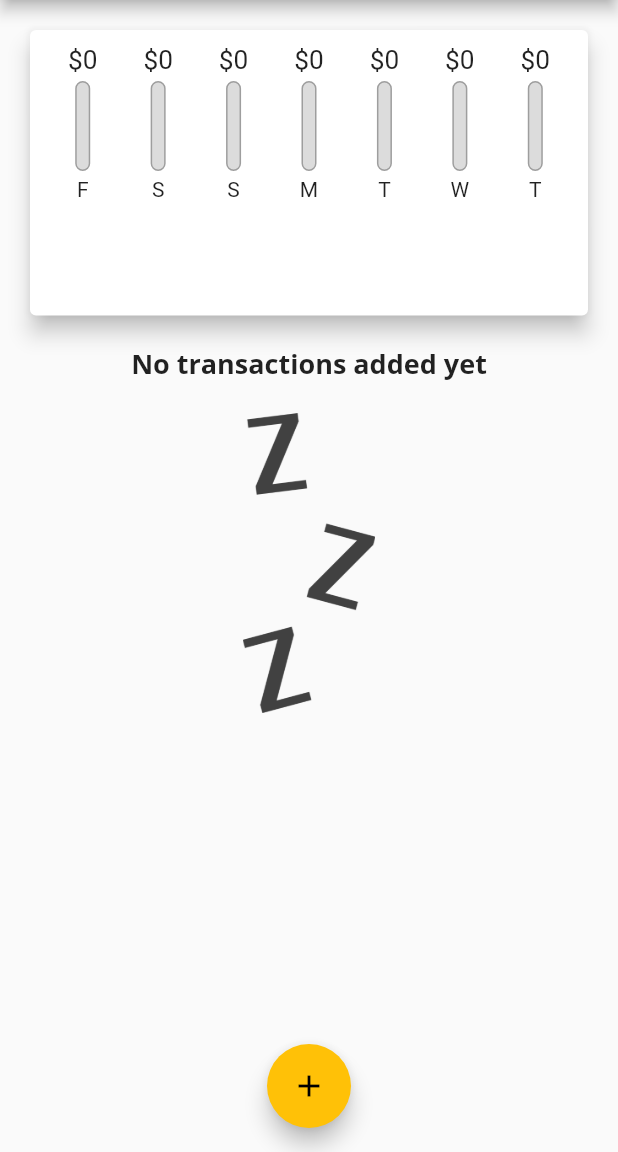
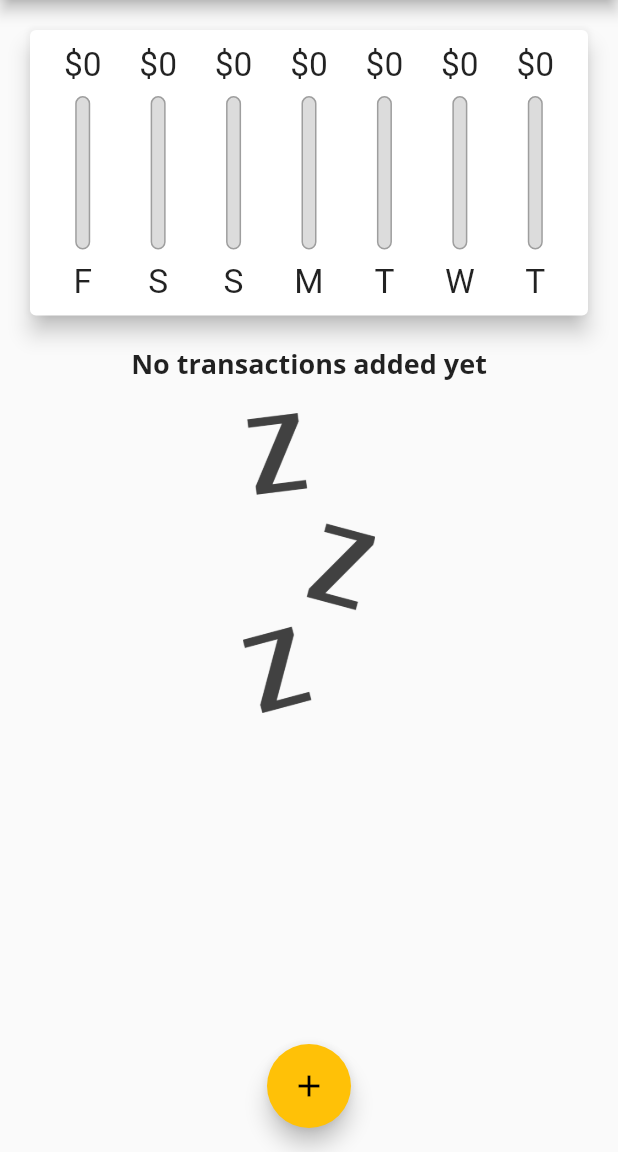
Before and after one commit to octoi/personal-expense-tracher, a Flutter app: the screen it shows after launch, on a phone screen of 412 x 824 dp, the part 84-1236 px from its top. Run offline on Flutter 3.47's test engine with Material 2 defaults, Android fonts, the phone set to English and light mode, and no system bars.

Commit message:
dynamic height

```diff
--- a/lib/widgets/chart_bar.dart
+++ b/lib/widgets/chart_bar.dart
@@ -9,17 +9,20 @@ class CartBar extends StatelessWidget {
 
   @override
   Widget build(BuildContext context) {
+    return LayoutBuilder(builder: (ctx, constraints) {
+      double maxHeight = constraints.maxHeight;
+
       return Column(
         children: [
           Container(
-          height: 20.0,
+            height: maxHeight * 0.15,
             child: FittedBox(
               child: Text('\$${spendingAmount.toStringAsFixed(0)}'),
             ),
           ),
-        SizedBox(height: 4),
+          SizedBox(height: maxHeight * 0.05),
           Container(
-          height: 60,
+            height: maxHeight * 0.6,
             width: 10,
             child: Stack(
               children: [
@@ -42,9 +45,13 @@ class CartBar extends StatelessWidget {
               ],
             ),
           ),
-        SizedBox(height: 4),
-        Text(label),
+          SizedBox(height: maxHeight * 0.05),
+          Container(
+            height: maxHeight * 0.15,
+            child: FittedBox(child: Text(label)),
+          ),
         ],
       );
+    });
   }
 }
```
Lines whose indentation alone changed are shown as unchanged.
